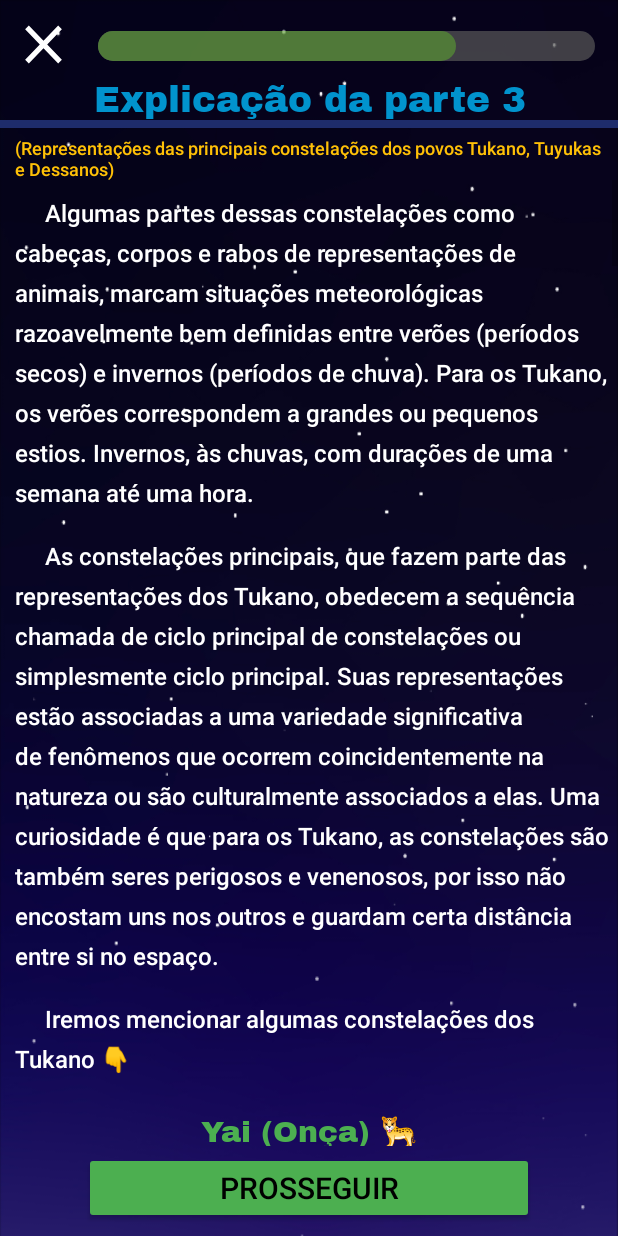
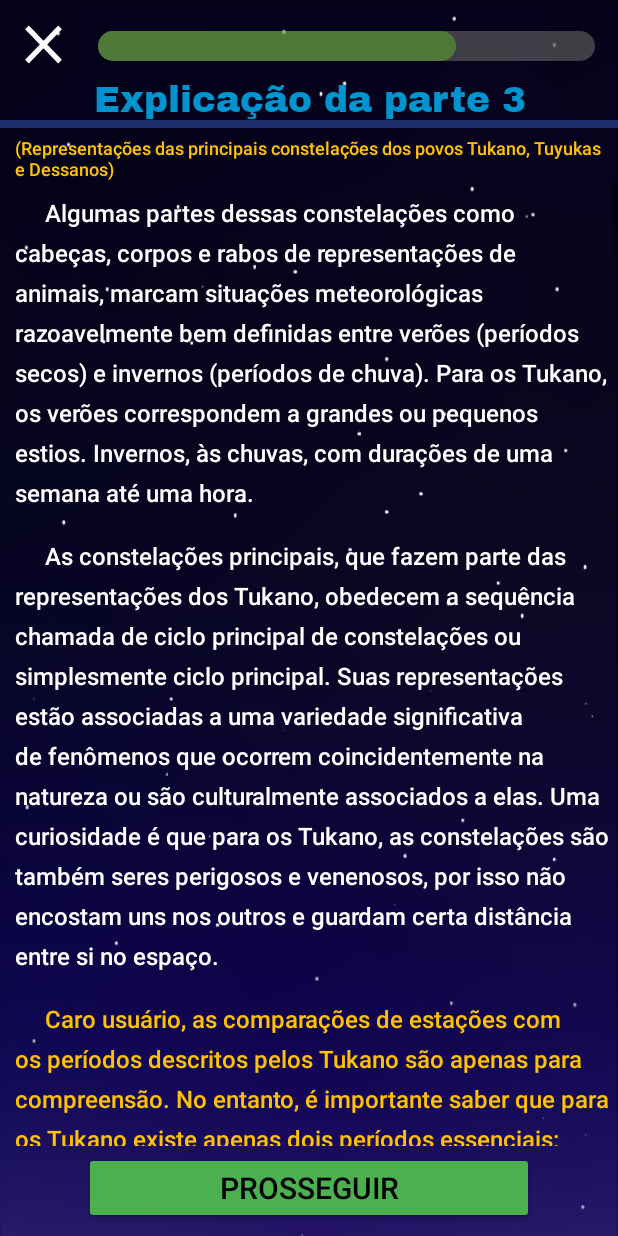
Before and after one commit to DeltaGio/Ayakamae, an Android app: the ConstP3eActivity screen opened directly, with no data from a screen before it, scrolled down 478 dp, on a phone screen of 412 x 824 dp. Run offline under Robolectric (Android 15) with nearby library versions, the phone set to English and light mode, and no system bars; Roboto replaces fonts that are not available here.

Commit message:
Start commit!

```diff
--- a/app/src/main/res/layout/const_p3e.xml
+++ b/app/src/main/res/layout/const_p3e.xml
@@ -130,6 +130,20 @@
                 android:textAlignment="textStart"
                 android:textColor="#FFFFFF"
                 android:text="     As constelações principais, que fazem parte das representações dos Tukano, obedecem a sequência chamada de ciclo principal de constelações ou simplesmente ciclo principal. Suas representações estão associadas a uma variedade significativa de fenômenos que ocorrem coincidentemente na natureza ou são culturalmente associados a elas. Uma curiosidade é que para os Tukano, as constelações são também seres perigosos e venenosos, por isso não encostam uns nos outros e guardam certa distância entre si no espaço."
+                android:textSize="16sp"/>
+
+            <TextView
+                android:layout_width="match_parent"
+                android:layout_height="match_parent"
+                android:layout_marginStart="10dp"
+                android:layout_marginTop="10dp"
+                android:layout_marginEnd="5dp"
+                android:layout_marginBottom="10dp"
+                android:fontFamily="sans-serif-medium"
+                android:lineSpacingExtra="8sp"
+                android:textAlignment="textStart"
+                android:textColor="#FFC107"
+                android:text="     Caro usuário, as comparações de estações com os períodos descritos pelos Tukano são apenas para compreensão. No entanto, é importante saber que para os Tukano existe apenas dois períodos essenciais: chuvoso e ensolarado (os dois que influenciam diretamente no nível do rio)."
                 android:textSize="16sp"/>
             <TextView
                 android:layout_width="match_parent"
```
Also changed, not shown: app/build.gradle (+9 -9 lines), app/src/main/res/layout/const_p2e.xml (+14 -0 lines), 1 other file.
